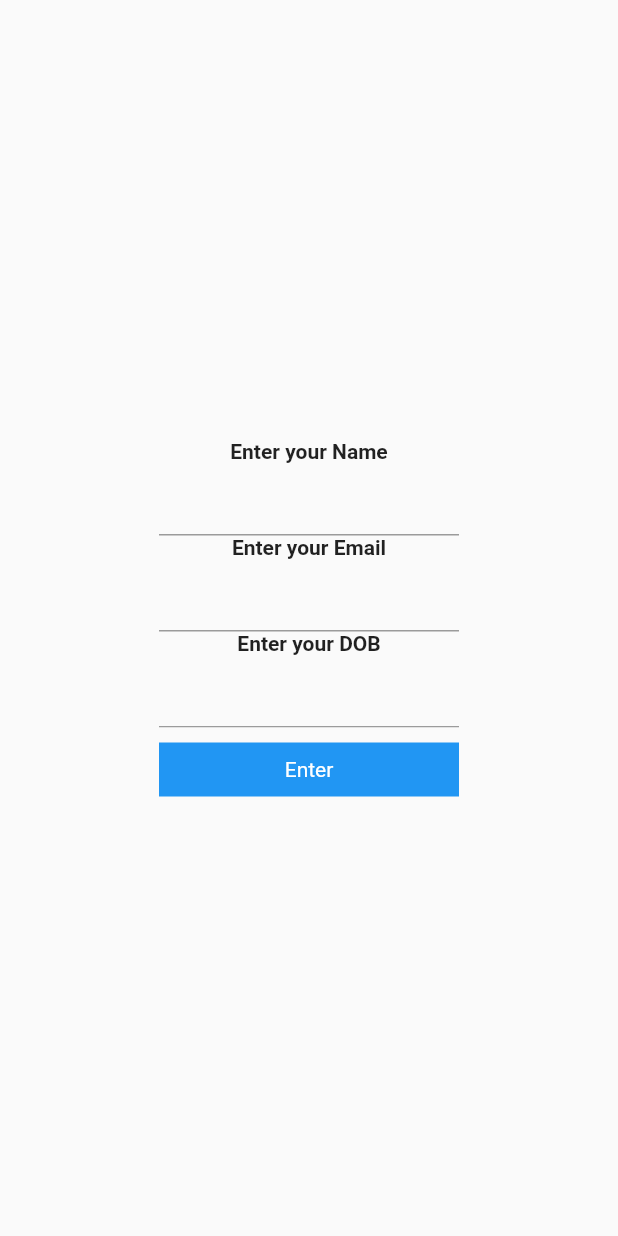
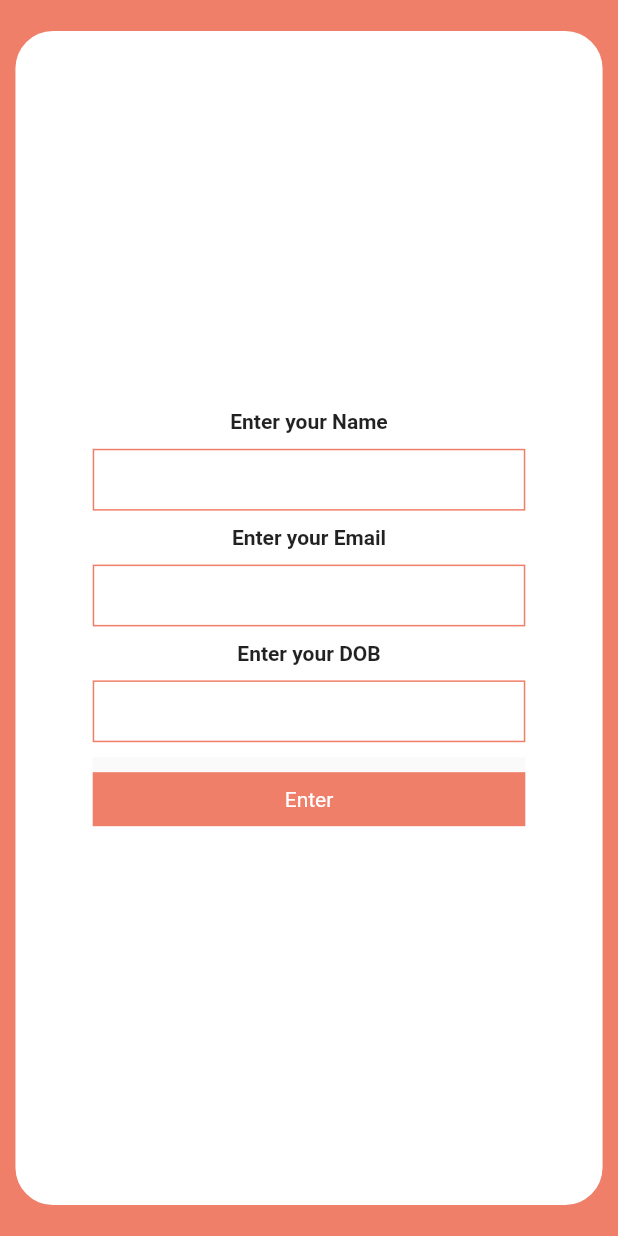
Before and after one commit to pynampy/beautySalon_Client, a Flutter app: the Details screen opened by its route, on a phone screen of 412 x 824 dp. Run offline on Flutter 3.47's test engine with Material 2 defaults, Android fonts, the light colour scheme and no system bars; our stand-ins replace cloud_firestore, firebase_core; accounts and stored records are empty.

Commit message:
Minor changes

```diff
--- a/lib/screens/AddDetails.dart
+++ b/lib/screens/AddDetails.dart
@@ -1,6 +1,7 @@
 import 'package:flutter/material.dart';
 import 'package:salon_client/FirebaseFunctions.dart';
 import 'package:salon_client/screens/LoyaltyPointsAdded.dart';
+import 'package:flutter/foundation.dart';
 
 class Details extends StatefulWidget {
   static const route = '/details';
@@ -16,8 +17,18 @@ class _DetailsState extends State<Details> {
   @override
   Widget build(BuildContext context) {
     var phoneNumber = ModalRoute.of(context)!.settings.arguments;
+    final screenHeight = MediaQuery.of(context).size.height.roundToDouble();
+    final screenWidth = MediaQuery.of(context).size.width.roundToDouble();
+
     return Scaffold(
+      backgroundColor: Color(0xffEF7F69),
       body: Center(
+        child: Container(
+          height: screenHeight * 0.95,
+          width: kIsWeb ? screenWidth * 0.4 : screenWidth * 0.95,
+          decoration: BoxDecoration(
+              color: Colors.white, borderRadius: BorderRadius.circular(25)),
+          child: Center(
               child: Column(
             mainAxisAlignment: MainAxisAlignment.center,
             children: [
@@ -26,31 +37,52 @@ class _DetailsState extends State<Details> {
                 style: TextStyle(fontWeight: FontWeight.bold),
               ),
               Container(
-            width: 200,
+                width: kIsWeb ? screenWidth * 0.2 : screenWidth * 0.7,
+                height: screenHeight * 0.05,
+                margin: EdgeInsets.only(top: 10),
+                padding: EdgeInsets.all(10),
+                decoration:
+                    BoxDecoration(border: Border.all(color: Color(0xffEF7F69))),
                 child: TextField(
+                  decoration: InputDecoration(border: InputBorder.none),
                   controller: nameTextController,
                 ),
               ),
+              SizedBox(height: 10,),
               Text(
                 "Enter your Email",
                 style: TextStyle(fontWeight: FontWeight.bold),
               ),
               Container(
-            width: 200,
+                width: kIsWeb ? screenWidth * 0.2 : screenWidth * 0.7,
+                height: screenHeight * 0.05,
+                margin: EdgeInsets.only(top: 10),
+                padding: EdgeInsets.all(10),
+                decoration:
+                    BoxDecoration(border: Border.all(color: Color(0xffEF7F69))),
                 child: TextField(
+                  decoration: InputDecoration(border: InputBorder.none),
                   controller: emailTextController,
                 ),
               ),
+              SizedBox(height: 10,),
               Text(
                 "Enter your DOB",
                 style: TextStyle(fontWeight: FontWeight.bold),
               ),
               Container(
-            width: 200,
+                width: kIsWeb ? screenWidth * 0.2 : screenWidth * 0.7,
+                height: screenHeight * 0.05,
+                margin: EdgeInsets.only(top: 10),
+                padding: EdgeInsets.all(10),
+                decoration:
+                    BoxDecoration(border: Border.all(color: Color(0xffEF7F69))),
                 child: TextField(
+                  decoration: InputDecoration(border: InputBorder.none),
                   controller: dobTextController,
                 ),
               ),
+              SizedBox(height: 10,),
               Material(
                 child: InkWell(
                     onTap: () {
@@ -67,8 +99,8 @@ class _DetailsState extends State<Details> {
                     child: Container(
                         //height: 50,
                         padding: EdgeInsets.all(10),
-                    width: 200,
-                    color: Colors.blue,
+                        width: kIsWeb ? screenWidth * 0.2 : screenWidth * 0.7,
+                        color: Color(0xffEF7F69),
                         margin: EdgeInsets.only(top: 10),
                         child: Text(
                           "Enter",
@@ -78,6 +110,8 @@ class _DetailsState extends State<Details> {
               )
             ],
           )),
+        ),
+      ),
     );
   }
 }
```
Also changed, not shown: lib/screens/CustomerPhone.dart (+5 -4 lines), lib/screens/mainmenu.dart (+36 -3 lines), pubspec.lock, 3 other files. Lines whose indentation alone changed are shown as unchanged.
